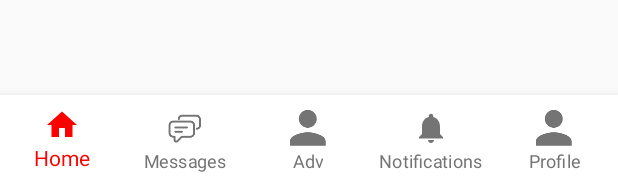
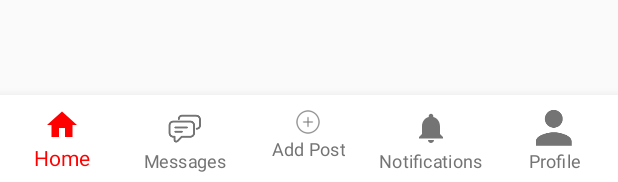
Before and after one commit to mohammadkhadeer/orgin_fashion, an Android app: the layout activity_main.xml on its own in the app's theme, with its tools: preview values and no code run, on a phone screen of 412 x 824 dp. Shown: the part 1051-1233 px from the top of the screen. Run offline under Robolectric (Android 15) with nearby library versions, the phone set to English and light mode, and no system bars.

Commit message:
Add "Add button"

```diff
--- a/app/src/main/res/values/strings.xml
+++ b/app/src/main/res/values/strings.xml
@@ -3,7 +3,7 @@
 
     <string name="tab_home">Home</string>
     <string name="tab_message">Messages</string>
-    <string name="tab_adv">Adv</string>
+    <string name="tab_adv">Add Post</string>
     <string name="tab_notifications_">Notifications</string>
     <string name="tab_profile">Profile</string>
     <string name="search">Search on hala motor</string>
--- a/app/src/main/res/xml/bottombar_tabs_on_main_screen.xml
+++ b/app/src/main/res/xml/bottombar_tabs_on_main_screen.xml
@@ -10,7 +10,7 @@
         title="@string/tab_message" />
     <tab
         id="@+id/tab_adv"
-        icon="@mipmap/ic_friends"
+        icon="@mipmap/add"
         title="@string/tab_adv" />
     <tab
         id="@+id/tab_notifications"
```
Also changed, not shown: app/src/main/res/mipmap-hdpi/add.png (added), app/src/main/res/mipmap-mdpi/add.png (added), app/src/main/res/mipmap-xhdpi/add.png (added), app/src/main/res/mipmap-xxhdpi/add.png (added), app/src/main/res/mipmap-xxxhdpi/add.png (added).
